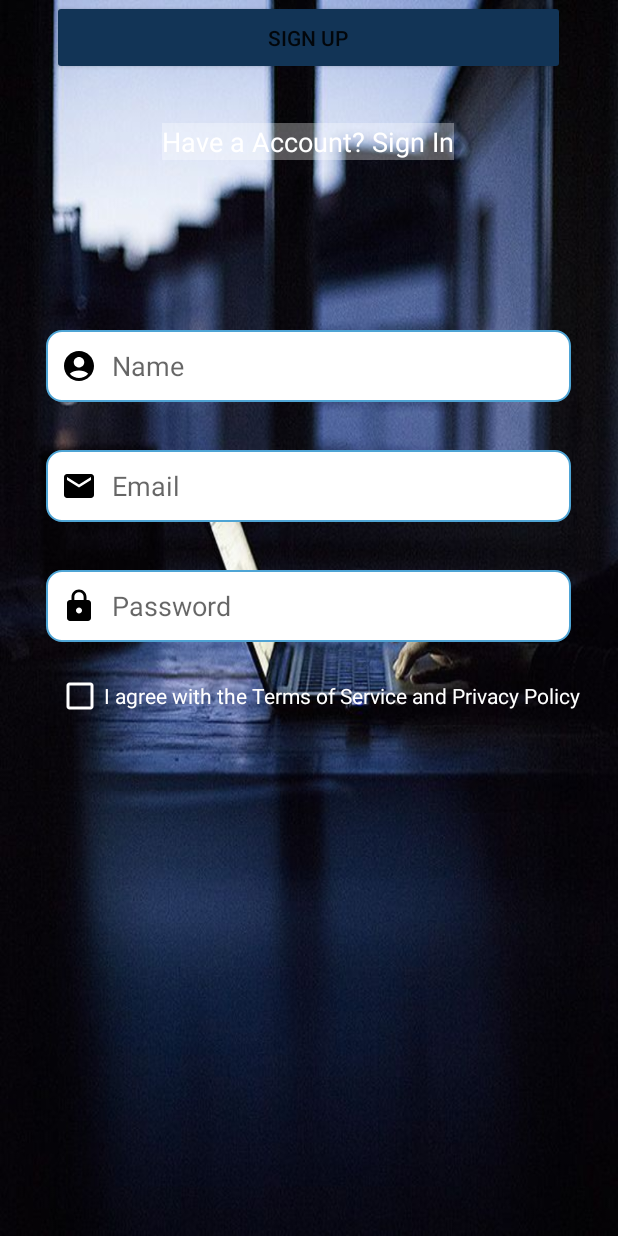
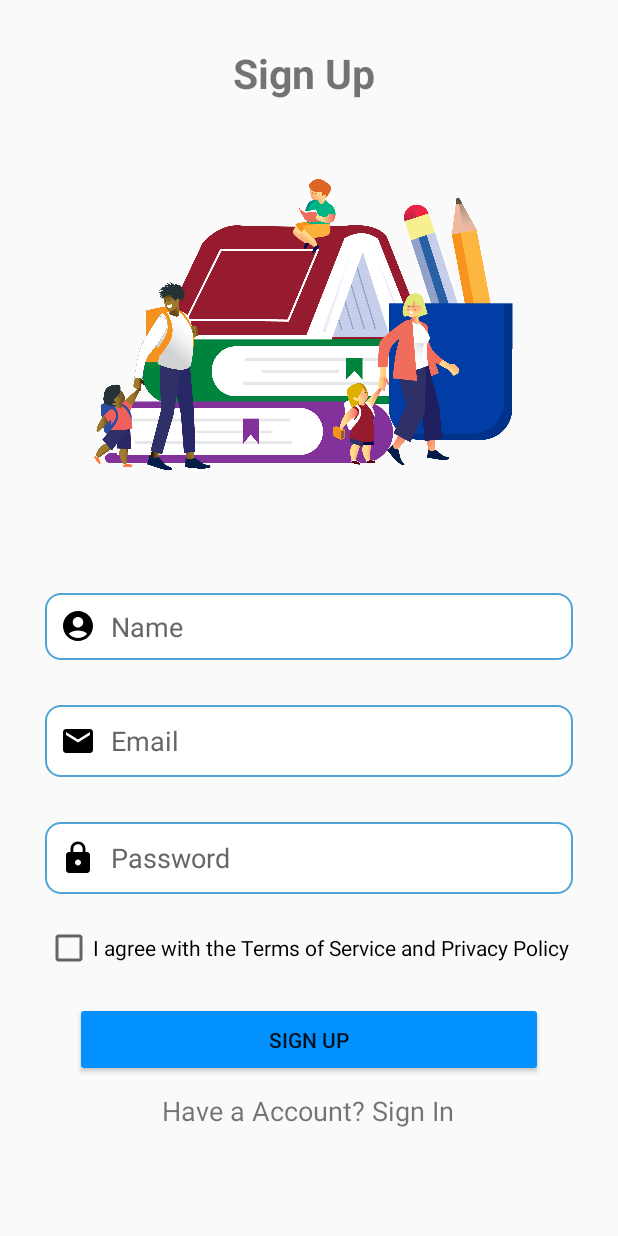
Before and after one commit to tutionmanagement/TMSStudent, an Android app: the SignupActivity screen opened directly, with no data from a screen before it, on a phone screen of 412 x 824 dp. Run offline under Robolectric (Android 15) with nearby library versions, the phone set to English and light mode, and no system bars.

Commit message:
Add Responsiveness in Sign Up Screen and Make UI Proper in Dark Mode

```diff
--- a/app/src/main/res/layout/activity_signin.xml
+++ b/app/src/main/res/layout/activity_signin.xml
@@ -5,6 +5,18 @@
     android:layout_width="match_parent"
     android:layout_height="match_parent"
     tools:context=".SigninActivity">
+
+    <ScrollView
+        android:layout_width="match_parent"
+        android:layout_height="match_parent"
+        app:layout_constraintBottom_toBottomOf="parent"
+        app:layout_constraintEnd_toEndOf="parent"
+        app:layout_constraintStart_toStartOf="parent"
+        app:layout_constraintTop_toTopOf="parent">
+
+        <androidx.constraintlayout.widget.ConstraintLayout
+            android:layout_width="match_parent"
+            android:layout_height="match_parent">
 
             <TextView
                 android:id="@+id/textView3"
@@ -27,7 +39,7 @@
                 android:layout_width="0dp"
                 android:layout_height="48dp"
                 android:layout_marginStart="30dp"
-        android:layout_marginTop="40dp"
+                android:layout_marginTop="100dp"
                 android:layout_marginEnd="30dp"
                 android:background="@drawable/boarder"
                 android:drawableStart="@drawable/baseline_email_24"
@@ -35,6 +47,7 @@
                 android:ems="10"
                 android:hint="Email"
                 android:inputType="textPersonName"
+                android:textColor="#9F4C4C"
                 android:textColorHint="#686666"
                 app:layout_constraintEnd_toEndOf="parent"
                 app:layout_constraintHorizontal_bias="0.0"
@@ -85,9 +98,11 @@
                 android:layout_width="wrap_content"
                 android:layout_height="wrap_content"
                 android:layout_marginTop="20dp"
+                android:layout_marginBottom="20dp"
                 android:onClick="toSignup"
                 android:text="Don't Have Account?  Join us"
                 android:textSize="18sp"
+                app:layout_constraintBottom_toBottomOf="parent"
                 app:layout_constraintEnd_toEndOf="parent"
                 app:layout_constraintHorizontal_bias="0.71"
                 app:layout_constraintStart_toStartOf="parent"
@@ -95,17 +110,17 @@
 
             <ImageView
                 android:id="@+id/imageView9"
-        android:layout_width="0dp"
-        android:layout_height="0dp"
+                android:layout_width="300dp"
+                android:layout_height="300dp"
                 android:layout_marginStart="20dp"
                 android:layout_marginTop="70dp"
                 android:layout_marginEnd="20dp"
-        android:layout_marginBottom="400dp"
-        app:layout_constraintBottom_toBottomOf="parent"
                 app:layout_constraintEnd_toEndOf="parent"
-        app:layout_constraintHorizontal_bias="1.0"
+                app:layout_constraintHorizontal_bias="0.492"
                 app:layout_constraintStart_toStartOf="parent"
                 app:layout_constraintTop_toTopOf="parent"
-        app:layout_constraintVertical_bias="1.0"
                 app:srcCompat="@mipmap/login_min" />
         </androidx.constraintlayout.widget.ConstraintLayout>
+    </ScrollView>
+
+</androidx.constraintlayout.widget.ConstraintLayout>
--- a/app/src/main/res/layout/activity_signup.xml
+++ b/app/src/main/res/layout/activity_signup.xml
@@ -4,36 +4,71 @@
     xmlns:tools="http://schemas.android.com/tools"
     android:layout_width="match_parent"
     android:layout_height="match_parent"
-    android:background="@mipmap/signup_back"
     tools:context=".SignupActivity">
+
+    <ScrollView
+        android:layout_width="match_parent"
+        android:layout_height="match_parent"
+        app:layout_constraintBottom_toBottomOf="parent"
+        app:layout_constraintEnd_toEndOf="parent"
+        app:layout_constraintStart_toStartOf="parent"
+        app:layout_constraintTop_toTopOf="parent">
+
+        <androidx.constraintlayout.widget.ConstraintLayout
+            android:layout_width="match_parent"
+            android:layout_height="match_parent">
+
+            <TextView
+                android:id="@+id/textView4"
+                android:layout_width="100dp"
+                android:layout_height="36dp"
+                android:layout_marginStart="70dp"
+                android:layout_marginTop="30dp"
+                android:layout_marginEnd="70dp"
+                android:clickable="false"
+                android:text="Sign Up"
+                android:textSize="27sp"
+                android:textStyle="bold"
+                app:layout_constraintEnd_toEndOf="parent"
+                app:layout_constraintHorizontal_bias="0.497"
+                app:layout_constraintStart_toStartOf="parent"
+                app:layout_constraintTop_toTopOf="parent" />
 
             <EditText
                 android:id="@+id/edName"
-        android:layout_width="350dp"
-        android:layout_height="48dp"
-        android:layout_marginTop="220dp"
+                android:layout_width="0dp"
+                android:layout_height="wrap_content"
+                android:layout_marginStart="30dp"
+                android:layout_marginTop="25dp"
+                android:layout_marginEnd="30dp"
                 android:background="@drawable/boarder"
                 android:drawableStart="@drawable/baseline_account_circle_24"
                 android:drawablePadding="10dp"
                 android:ems="10"
                 android:hint="Name"
                 android:inputType="textPersonName"
+                android:textColor="#573535"
+                android:textColorHint="#686666"
                 app:layout_constraintEnd_toEndOf="parent"
                 app:layout_constraintHorizontal_bias="0.491"
                 app:layout_constraintStart_toStartOf="parent"
-        app:layout_constraintTop_toTopOf="parent" />
+                app:layout_constraintTop_toBottomOf="@+id/imageView3" />
 
             <EditText
                 android:id="@+id/edEmail"
-        android:layout_width="350dp"
+                android:layout_width="0dp"
                 android:layout_height="48dp"
-        android:layout_marginTop="32dp"
+                android:layout_marginStart="30dp"
+                android:layout_marginTop="30dp"
+                android:layout_marginEnd="30dp"
                 android:background="@drawable/boarder"
                 android:drawableStart="@drawable/baseline_email_24"
                 android:drawablePadding="10dp"
                 android:ems="10"
                 android:hint="Email"
                 android:inputType="textPersonName"
+                android:textColor="#573535"
+                android:textColorHint="#686666"
                 app:layout_constraintEnd_toEndOf="parent"
                 app:layout_constraintHorizontal_bias="0.495"
                 app:layout_constraintStart_toStartOf="parent"
@@ -41,9 +76,11 @@
 
             <EditText
                 android:id="@+id/edPassword"
-        android:layout_width="350dp"
+                android:layout_width="0dp"
                 android:layout_height="48dp"
-        android:layout_marginTop="32dp"
+                android:layout_marginStart="30dp"
+                android:layout_marginTop="30dp"
+                android:layout_marginEnd="30dp"
                 android:background="@drawable/boarder"
                 android:drawableStart="@drawable/baseline_lock_24"
                 android:drawablePadding="10dp"
@@ -51,6 +88,8 @@
                 android:hint="Password"
                 android:inputType="textPersonName"
                 android:password="true"
+                android:textColor="#573535"
+                android:textColorHint="#686666"
                 app:layout_constraintEnd_toEndOf="parent"
                 app:layout_constraintHorizontal_bias="0.495"
                 app:layout_constraintStart_toStartOf="parent"
@@ -60,26 +99,26 @@
                 android:id="@+id/textView5"
                 android:layout_width="wrap_content"
                 android:layout_height="wrap_content"
-        android:layout_marginTop="32dp"
-        android:background="#52FFFFFF"
+                android:layout_marginTop="10dp"
+                android:layout_marginBottom="20dp"
                 android:onClick="toSignin"
                 android:text="Have a Account? Sign In"
-        android:textColor="#FFFFFF"
                 android:textSize="18sp"
+                app:layout_constraintBottom_toBottomOf="parent"
                 app:layout_constraintEnd_toEndOf="parent"
-        app:layout_constraintHorizontal_bias="0.498"
+                app:layout_constraintHorizontal_bias="0.497"
                 app:layout_constraintStart_toStartOf="parent"
                 app:layout_constraintTop_toBottomOf="@+id/btn_Signup" />
 
             <CheckBox
                 android:id="@+id/cbAgree"
-        android:layout_width="wrap_content"
+                android:layout_width="0dp"
                 android:layout_height="wrap_content"
+                android:layout_marginStart="30dp"
                 android:layout_marginTop="20dp"
+                android:layout_marginEnd="30dp"
                 android:backgroundTintMode="add"
-        android:buttonTint="#FFFFFF"
                 android:text="I agree with the Terms of Service and Privacy Policy"
-        android:textColor="#FFFFFF"
                 android:textSize="14sp"
                 app:layout_constraintEnd_toEndOf="parent"
                 app:layout_constraintHorizontal_bias="0.596"
@@ -88,9 +127,12 @@
 
             <Button
                 android:id="@+id/btn_Signup"
-        android:layout_width="342dp"
+                android:layout_width="0dp"
                 android:layout_height="50dp"
-        android:backgroundTint="#123456"
+                android:layout_marginStart="50dp"
+                android:layout_marginTop="20dp"
+                android:layout_marginEnd="50dp"
+                android:backgroundTint="#0391FF"
                 android:onClick="Signup"
                 android:text="Sign Up"
                 app:cornerRadius="10dp"
@@ -99,6 +141,23 @@
                 app:layout_constraintEnd_toEndOf="parent"
                 app:layout_constraintHorizontal_bias="0.492"
                 app:layout_constraintStart_toStartOf="parent"
-        tools:layout_editor_absoluteY="568dp" />
+                app:layout_constraintTop_toBottomOf="@+id/cbAgree" />
+
+            <ImageView
+                android:id="@+id/imageView3"
+                android:layout_width="300dp"
+                android:layout_height="300dp"
+                android:layout_marginStart="20dp"
+                android:layout_marginTop="70dp"
+                android:layout_marginEnd="20dp"
+                app:layout_constraintEnd_toEndOf="parent"
+                app:layout_constraintStart_toStartOf="parent"
+                app:layout_constraintTop_toTopOf="parent"
+                app:srcCompat="@mipmap/register" />
 
         </androidx.constraintlayout.widget.ConstraintLayout>
+
+    </ScrollView>
+
+
+</androidx.constraintlayout.widget.ConstraintLayout>
```
Lines whose indentation alone changed are shown as unchanged.
